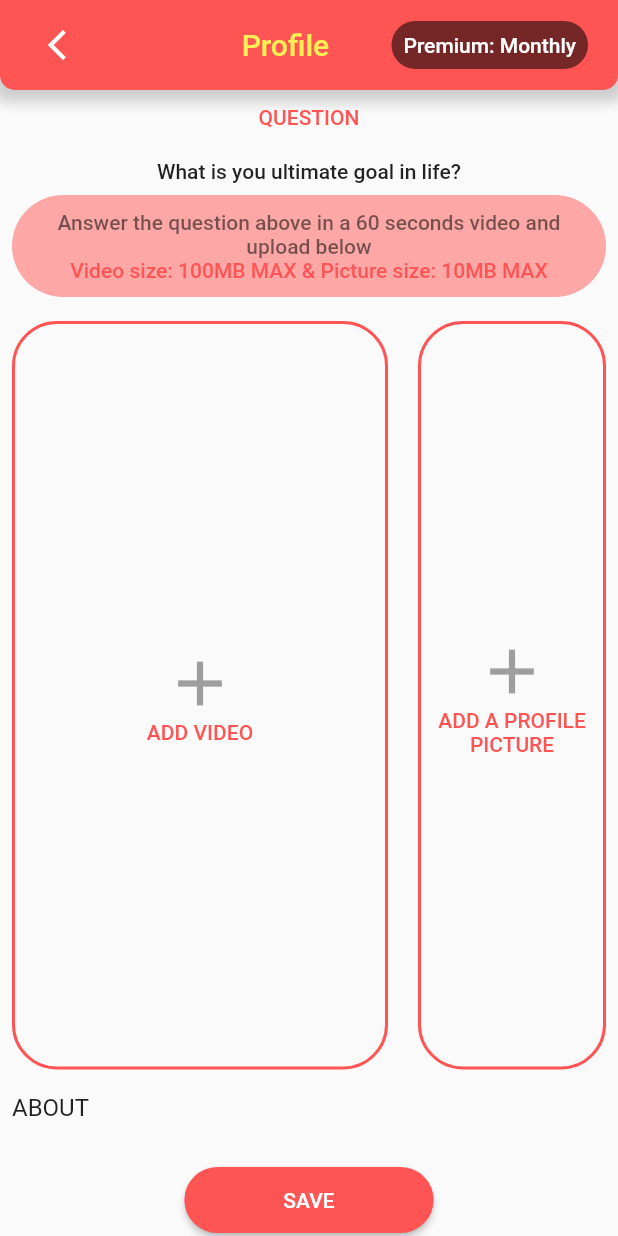
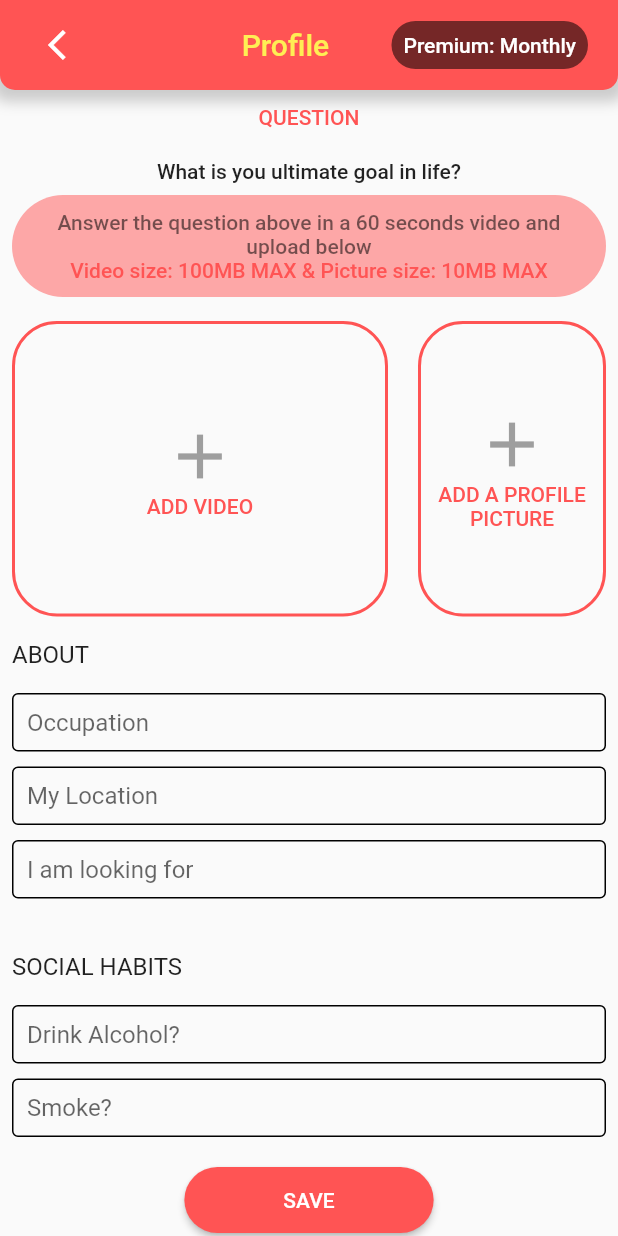
Before and after one commit to EniRox001/birddie, a Flutter app: the Profile screen opened directly, on a phone screen of 412 x 824 dp. Run offline on Flutter 3.47's test engine with Material 2 defaults, Android fonts, the phone set to English and light mode, and no system bars; our stand-ins replace google_fonts, intl_phone_field.

Commit message:
packages update

```diff
--- a/lib/screens/profile.dart
+++ b/lib/screens/profile.dart
@@ -1,9 +1,9 @@
 import 'package:birddie/screens/dashboard.dart';
 import 'package:birddie/utils/functions.dart';
-
 import 'package:birddie/widgets/w_appbar.dart';
 import 'package:birddie/widgets/w_elevated_button.dart';
 import 'package:birddie/widgets/w_profile_media_widget.dart';
+import 'package:birddie/widgets/w_textfield.dart';
 import 'package:flutter/material.dart';
 
 class Profile extends StatefulWidget {
@@ -132,8 +132,65 @@ class _ProfileState extends State<Profile> {
                 ],
               ),
             ),
+            Padding(
+              padding: const EdgeInsets.all(8.0),
+              child: Column(
+                children: [
+                  WTextField(
+                    controller: occupationController,
+                    hintText: 'Occupation',
+                  ),
+                  const SizedBox(
+                    height: 10.0,
+                  ),
+                  WTextField(
+                    controller: locationController,
+                    hintText: 'My Location',
+                  ),
+                  const SizedBox(
+                    height: 10.0,
+                  ),
+                  WTextField(
+                    controller: purposeController,
+                    hintText: 'I am looking for',
+                  ),
+                ],
+              ),
+            ),
             const SizedBox(
               height: 20.0,
+            ),
+            Padding(
+              padding: const EdgeInsets.all(8.0),
+              child: Row(
+                children: [
+                  Text(
+                    'SOCIAL HABITS',
+                    style: Theme.of(context).textTheme.titleMedium,
+                  ),
+                ],
+              ),
+            ),
+            Padding(
+              padding: const EdgeInsets.all(8.0),
+              child: Column(
+                children: [
+                  WTextField(
+                    controller: alcoholController,
+                    hintText: 'Drink Alcohol?',
+                  ),
+                  const SizedBox(
+                    height: 10.0,
+                  ),
+                  WTextField(
+                    controller: smokeController,
+                    hintText: 'Smoke?',
+                  ),
+                  const SizedBox(
+                    height: 10.0,
+                  ),
+                ],
+              ),
             ),
             WElevatedButton(
               onPressed: () {
```
